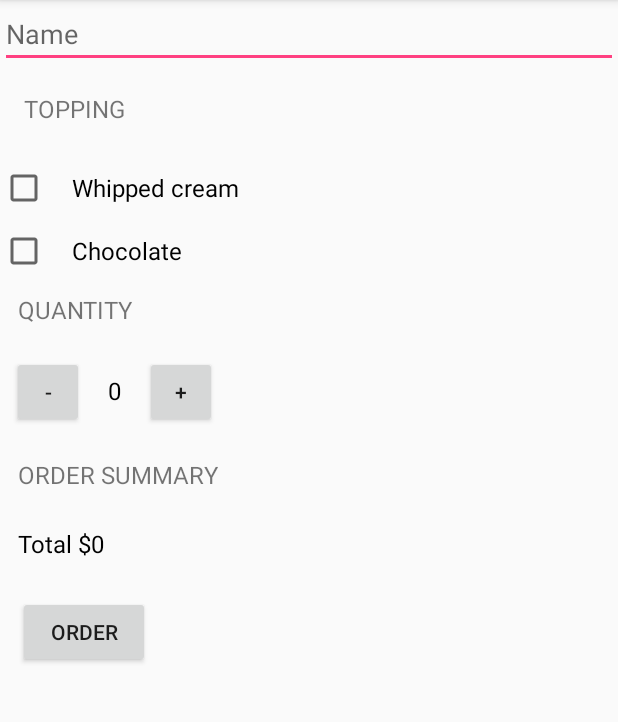
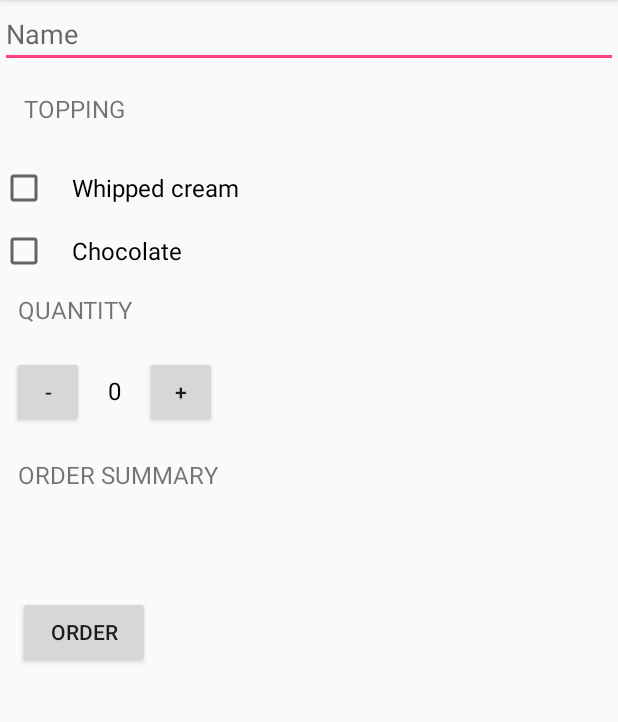
Before and after one commit to cocacolabe/JustJava, an Android app: the screen it shows after launch (MainActivity), on a phone screen of 412 x 824 dp, the part 84-806 px from its top. Run offline under Robolectric (Android 15) with nearby library versions, the phone set to English and light mode, and no system bars.

Commit message:
delete total on TextView

```diff
--- a/app/src/main/res/layout/activity_main.xml
+++ b/app/src/main/res/layout/activity_main.xml
@@ -14,7 +14,7 @@
             >
 
             <EditText
-                android:id="@+id/album_description_view"
+                android:id="@+id/name_field"
                 android:layout_width="match_parent"
                 android:layout_height="wrap_content"
                 android:hint="Name"
@@ -102,7 +102,7 @@
                 android:layout_margin="12dp"
                 android:textSize="16sp"
                 android:textColor="@android:color/black"
-                android:text="Total $0"
+
                 />
             <Button
                 android:text="Order"
```
